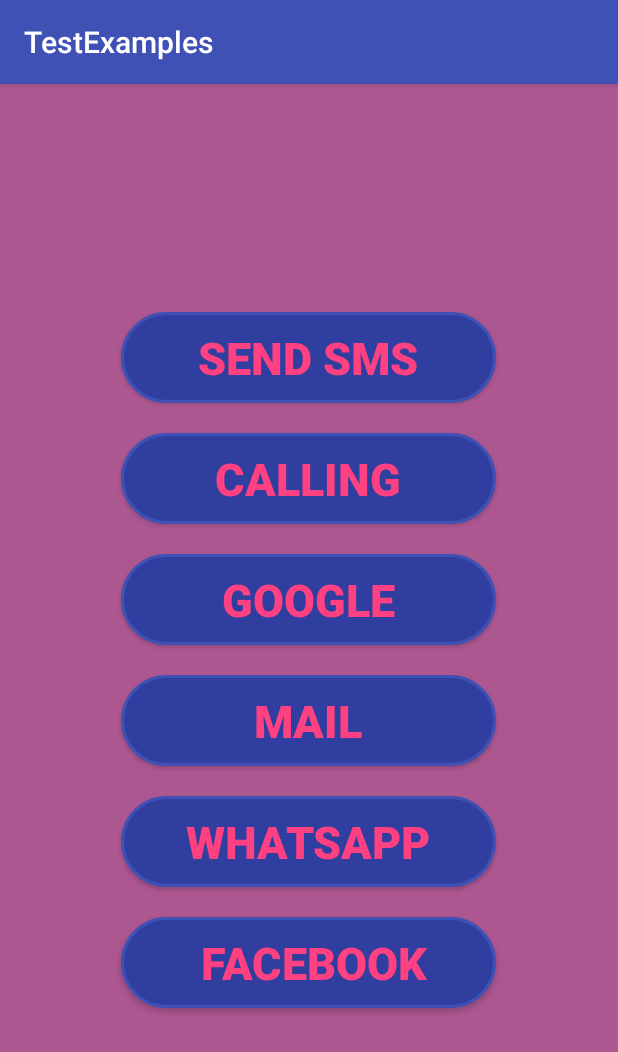
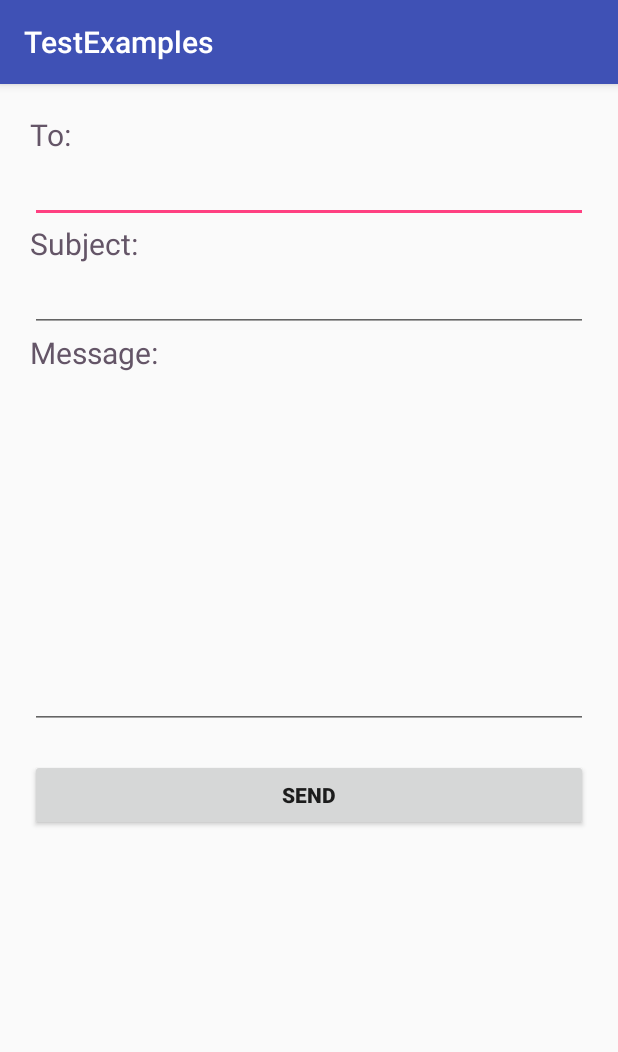
Before and after one commit to Pratikshawavale/SendSMS, an Android app: the screen it shows after launch (MainActivity before the commit, MailActivity after it), after a tap on "MAIL", on a phone screen of 412 x 824 dp. Shown: the top 1052 px of the screen. Run offline under Robolectric (Android 15) with nearby library versions, the phone set to English and light mode, and no system bars.

Commit message:
mail is done

```diff
--- a/app/src/main/AndroidManifest.xml
+++ b/app/src/main/AndroidManifest.xml
@@ -22,7 +22,8 @@
         </activity>
         <activity android:name=".CallingActivity" />
         <activity android:name=".SMSActivity" />
-        <activity android:name=".BrowserActivity"></activity>
+        <activity android:name=".BrowserActivity" />
+        <activity android:name=".MailActivity"></activity>
     </application>
 
 </manifest>
--- a/app/src/main/java/com/example/dell/testexamples/BrowserActivity.java
+++ b/app/src/main/java/com/example/dell/testexamples/BrowserActivity.java
@@ -24,6 +24,7 @@ public class BrowserActivity extends AppCompatActivity {
             public void onClick(View view) {
                 String url=editText.getText().toString();
                 Intent intent=new Intent(Intent.ACTION_VIEW, Uri.parse(url));
+               // intent.setData(Uri.parse("http://www.javatpoint.com"));
                 startActivity(intent);
             }
         });
--- /dev/null
+++ b/app/src/main/java/com/example/dell/testexamples/MailActivity.java
@@ -0,0 +1,42 @@
+package com.example.dell.testexamples;
+
+import android.content.Intent;
+import android.support.v7.app.AppCompatActivity;
+import android.os.Bundle;
+import android.view.View;
+import android.widget.Button;
+import android.widget.EditText;
+
+public class MailActivity extends AppCompatActivity {
+    private EditText edtTo,edtSubject,edtMessage;
+
+
+    @Override
+    protected void onCreate(Bundle savedInstanceState) {
+        super.onCreate(savedInstanceState);
+        setContentView(R.layout.activity_mail);
+        edtTo = findViewById(R.id.edtTo);
+        edtSubject = findViewById(R.id.edtSubject);
+        edtMessage = findViewById(R.id.edtMessage);
+
+    Button btnSend = findViewById(R.id.btnSend);
+        btnSend.setOnClickListener(new View.OnClickListener() {
+            @Override
+            public void onClick(View v) {
+                SendMail();
+            }
+        });
+        }
+        private void SendMail(){
+            String recipietList = edtTo.getText().toString();
+            String[] recipiets = recipietList.split(",");
+            String subject = edtSubject.getText().toString();
+            String message = edtMessage.getText().toString();
+            Intent intent =  new Intent(Intent.ACTION_SEND);
+            intent.putExtra(Intent.EXTRA_EMAIL,recipiets);
+            intent.putExtra(Intent.EXTRA_SUBJECT,subject);
+            intent.putExtra(Intent.EXTRA_TEXT,message);
+            intent.setType("message/rfc822");
+            startActivity(Intent.createChooser(intent,"choose email client"));
+        }
+}
--- a/app/src/main/java/com/example/dell/testexamples/MainActivity.java
+++ b/app/src/main/java/com/example/dell/testexamples/MainActivity.java
@@ -31,7 +31,7 @@ public class MainActivity extends AppCompatActivity {
     }
 
     public void Mail(View view) {
-        Intent intent = new Intent();
+        Intent intent = new Intent(this, MailActivity.class);
         startActivity(intent);
 
     }
--- /dev/null
+++ b/app/src/main/res/layout/activity_mail.xml
@@ -0,0 +1,65 @@
+<?xml version="1.0" encoding="utf-8"?>
+<LinearLayout xmlns:android="http://schemas.android.com/apk/res/android"
+    xmlns:app="http://schemas.android.com/apk/res-auto"
+    xmlns:tools="http://schemas.android.com/tools"
+    android:layout_width="match_parent"
+    android:layout_height="match_parent"
+    android:padding="20dp"
+    android:orientation="vertical"
+    tools:context=".MailActivity">
+
+    <TextView
+        android:id="@+id/textView1"
+        android:layout_width="match_parent"
+        android:layout_height="wrap_content"
+        android:text="To:"
+        android:textColor="@color/black"
+        android:textSize="20dp"
+        android:textAppearance="@style/TextAppearance.AppCompat"
+        />
+    <EditText
+        android:id="@+id/edtTo"
+        android:layout_width="match_parent"
+        android:layout_height="wrap_content"
+        android:inputType="textEmailAddress"   />
+    <TextView
+        android:id="@+id/txtSubject"
+        android:layout_width="match_parent"
+        android:layout_height="wrap_content"
+        android:text="Subject:"
+        android:textSize="20dp"
+        android:textColor="@color/black"
+        android:textAppearance="@style/TextAppearance.AppCompat"
+        />
+
+    <EditText
+        android:id="@+id/edtSubject"
+        android:layout_width="match_parent"
+        android:layout_height="wrap_content"
+        android:inputType="textEmailSubject"  />
+
+    <TextView
+        android:id="@+id/txtMessage"
+        android:layout_width="match_parent"
+        android:layout_height="wrap_content"
+        android:text="Message:"
+        android:textSize="20dp"
+        android:textColor="@color/black"
+        android:textAppearance="@style/TextAppearance.AppCompat"
+        />
+
+    <EditText
+        android:id="@+id/edtMessage"
+        android:layout_width="match_parent"
+        android:layout_height="wrap_content"
+        android:lines="10"
+        android:gravity="start|top"/>
+
+    <Button
+        android:id="@+id/btnSend"
+        android:textStyle="bold"
+        android:layout_width="match_parent"
+        android:layout_height="wrap_content"
+        android:layout_marginTop="20dp"
+        android:text="Send"/>
+    </LinearLayout>
--- a/app/src/main/res/values/colors.xml
+++ b/app/src/main/res/values/colors.xml
@@ -11,6 +11,8 @@
     <color name="green">#f560FF64</color>
     <color name="Bcolor">#a886045b</color>
 
+    <color name="Black">#ff000000</color>
+    <color name="gray">#cac2c2</color>
 
 
 
```
Also changed, not shown: app/src/main/java/com/example/dell/testexamples/CallingActivity.java (+45 -10 lines), app/src/main/java/com/example/dell/testexamples/SMSActivity.java (+47 -25 lines), app/src/main/res/drawable/ic_call_black_24dp.xml (added, +9 -0 lines), app/src/main/res/layout/activity_calling.xml (+7 -6 lines).
